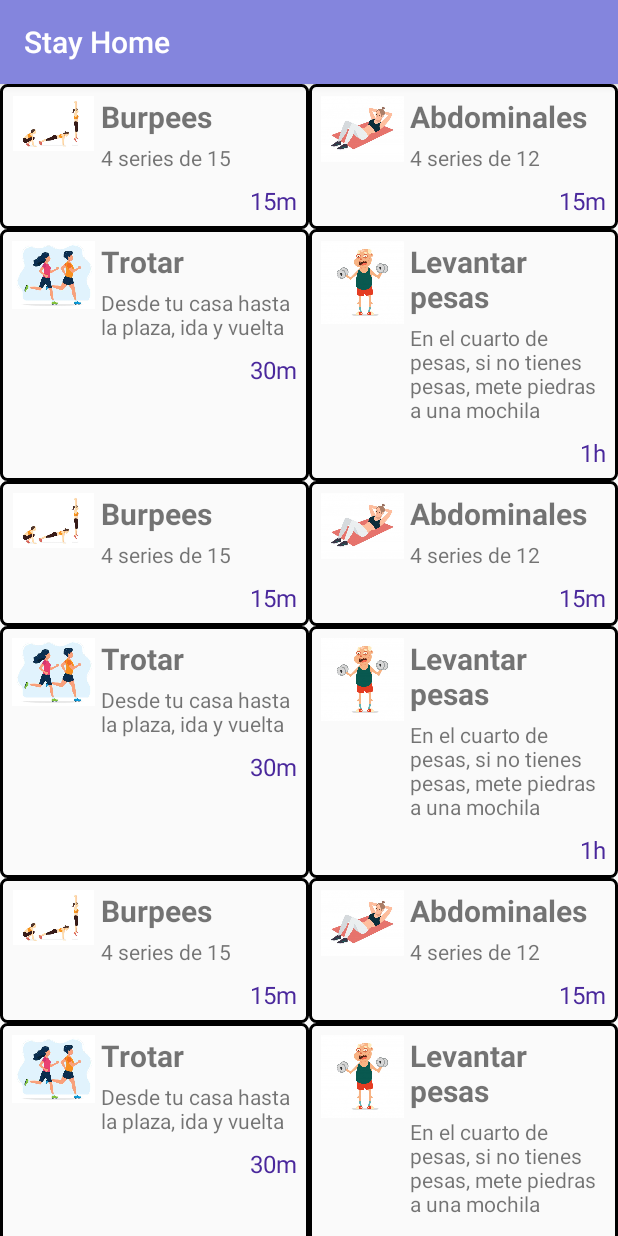
After one commit to andres-vasquez-coderoad-com/progra3-2020, an Android app: the RecyclerViewActivity screen opened directly, with no data from a screen before it, on a phone screen of 412 x 824 dp. The commit adds this screen. Run offline under Robolectric (Android 15) with nearby library versions, the phone set to English and light mode, and no system bars; Roboto replaces fonts that are not available here.

Commit message:
Clase 18-06 Recycler.

```diff
--- a/app/build.gradle
+++ b/app/build.gradle
@@ -34,4 +34,5 @@ dependencies {
 
     //New libraries
     implementation 'com.google.code.gson:gson:2.8.6'
+    implementation 'androidx.recyclerview:recyclerview:1.1.0'
 }
--- a/app/src/main/AndroidManifest.xml
+++ b/app/src/main/AndroidManifest.xml
@@ -12,9 +12,8 @@
         android:roundIcon="@drawable/ic_access_time_black_24dp"
         android:supportsRtl="true"
         android:theme="@style/AppTheme">
-        <activity android:name=".MenuActivity">
-
-        </activity>
+        <activity android:name=".RecyclerViewActivity"></activity>
+        <activity android:name=".MenuActivity"></activity>
         <activity android:name=".LoginActivity">
             <intent-filter>
                 <action android:name="android.intent.action.MAIN" />
@@ -23,8 +22,7 @@
         </activity>
         <activity
             android:name=".MainActivity"
-            android:screenOrientation="fullSensor"></activity>
-
+            android:screenOrientation="fullSensor" />
         <activity
             android:name=".RegisterActivity"
             android:screenOrientation="fullSensor" />
--- a/app/src/main/java/com/andresvasquez/holamundoenclases/MenuActivity.java
+++ b/app/src/main/java/com/andresvasquez/holamundoenclases/MenuActivity.java
@@ -43,10 +43,6 @@ public class MenuActivity extends AppCompatActivity {
         receiveValues();
         initViews();
         addEvents();
-        fillQuarantineTasks();
-        fillQuarantineTasks();
-        fillQuarantineTasks();
-        fillQuarantineTasks();
         fillQuarantineTasks();
     }
 
@@ -128,12 +124,23 @@ public class MenuActivity extends AppCompatActivity {
             @Override
             public void onItemClick(AdapterView<?> adapterView, View view, int position, long id) {
                 QuarantineTask task = items.get(position);
-                Log.e("onItemClick", task.getName());
+                items.clear();
+                fillFitnessTasks();
+                adapter.notifyDataSetChanged();
             }
         });
     }
 
     private void fillQuarantineTasks() {
+        items.add(new QuarantineTask(items.size(), "Deportes",
+                "30m - 1h", "Ejercitate desde casa", R.drawable.fitness));
+        items.add(new QuarantineTask(items.size(), "Cocina",
+                "1h - 1h30m", "Aprende las mejores recetas", R.drawable.arbol));
+        items.add(new QuarantineTask(items.size(), "Aprender",
+                "30m - 45m", "Toma cursos en línea", R.drawable.arbol));
+    }
+
+    private void fillFitnessTasks() {
         items.add(new QuarantineTask(items.size(), "Trotar",
                 "30m", "Desde tu casa hasta la plaza, ida y vuelta", R.drawable.running));
         items.add(new QuarantineTask(items.size(), "Levantar pesas",
--- /dev/null
+++ b/app/src/main/java/com/andresvasquez/holamundoenclases/RecyclerViewActivity.java
@@ -0,0 +1,77 @@
+package com.andresvasquez.holamundoenclases;
+
+import androidx.appcompat.app.AppCompatActivity;
+import androidx.recyclerview.widget.GridLayoutManager;
+import androidx.recyclerview.widget.LinearLayoutManager;
+import androidx.recyclerview.widget.RecyclerView;
+import androidx.recyclerview.widget.StaggeredGridLayoutManager;
+
+import android.content.Context;
+import android.os.Bundle;
+import android.util.Log;
+import android.widget.Toast;
+
+import com.andresvasquez.holamundoenclases.adapter.TaskRecyclerViewAdapter;
+import com.andresvasquez.holamundoenclases.callback.QuarantineClickCallback;
+import com.andresvasquez.holamundoenclases.model.QuarantineTask;
+
+import java.util.ArrayList;
+import java.util.List;
+
+public class RecyclerViewActivity extends AppCompatActivity {
+    public static String LOG = RecyclerViewActivity.class.getName();
+
+    private Context context;
+    private List<QuarantineTask> items = new ArrayList<>();
+
+    private RecyclerView tasksRecyclerView;
+    private TaskRecyclerViewAdapter adapter;
+
+    @Override
+    protected void onCreate(Bundle savedInstanceState) {
+        super.onCreate(savedInstanceState);
+        context = this;
+        setContentView(R.layout.activity_recycler_view);
+
+        initViews();
+        addEvents();
+        fillQuarantineTasks();
+        fillQuarantineTasks();
+        fillQuarantineTasks();
+    }
+
+    private void initViews() {
+        tasksRecyclerView = findViewById(R.id.tasksRecyclerView);
+        adapter = new TaskRecyclerViewAdapter(context, items);
+        tasksRecyclerView.setAdapter(adapter);
+        //tasksRecyclerView.setLayoutManager(new LinearLayoutManager(context));
+        tasksRecyclerView.setLayoutManager(new GridLayoutManager(context, 2));
+        /*tasksRecyclerView.setLayoutManager(new StaggeredGridLayoutManager(2,
+                StaggeredGridLayoutManager.VERTICAL));*/
+    }
+
+    private void addEvents() {
+        adapter.setCallback(new QuarantineClickCallback() {
+            @Override
+            public void onTaskClicked(QuarantineTask task) {
+                Log.e("onTaskClicked", task.getName());
+                Toast.makeText(context, "Tarea: " + task.getName(), Toast.LENGTH_SHORT).show();
+            }
+        });
+    }
+
+    private void fillQuarantineTasks() {
+        items.add(new QuarantineTask(items.size(), "Burpees",
+                "15m",
+                "4 series de 15", R.drawable.burpees));
+        items.add(new QuarantineTask(items.size(), "Abdominales",
+                "15m",
+                "4 series de 12", R.drawable.abs));
+        items.add(new QuarantineTask(items.size(), "Trotar",
+                "30m", "Desde tu casa hasta la plaza, ida y vuelta", R.drawable.running));
+        items.add(new QuarantineTask(items.size(), "Levantar pesas",
+                "1h",
+                "En el cuarto de pesas, si no tienes pesas, mete piedras a una mochila",
+                R.drawable.pesas));
+    }
+}
--- /dev/null
+++ b/app/src/main/java/com/andresvasquez/holamundoenclases/adapter/TaskRecyclerViewAdapter.java
@@ -0,0 +1,62 @@
+package com.andresvasquez.holamundoenclases.adapter;
+
+import android.content.Context;
+import android.view.LayoutInflater;
+import android.view.View;
+import android.view.ViewGroup;
+
+import androidx.annotation.NonNull;
+import androidx.recyclerview.widget.RecyclerView;
+
+import com.andresvasquez.holamundoenclases.R;
+import com.andresvasquez.holamundoenclases.callback.QuarantineClickCallback;
+import com.andresvasquez.holamundoenclases.model.QuarantineTask;
+
+import java.util.List;
+
+public class TaskRecyclerViewAdapter extends RecyclerView.Adapter<TaskViewHolder> {
+    private Context context;
+    private List<QuarantineTask> items;
+    private LayoutInflater inflater;
+    private QuarantineClickCallback callback;
+
+    public TaskRecyclerViewAdapter(Context context, List<QuarantineTask> items) {
+        this.context = context;
+        this.items = items;
+        this.inflater = LayoutInflater.from(context);
+    }
+
+    @NonNull
+    @Override
+    public TaskViewHolder onCreateViewHolder(@NonNull ViewGroup parent, int viewType) {
+        View itemView = this.inflater.inflate(R.layout.quantine_task_layout, null);
+        return new TaskViewHolder(itemView);
+    }
+
+    @Override
+    public void onBindViewHolder(@NonNull TaskViewHolder holder, int position) {
+        final QuarantineTask task = this.items.get(position);
+        holder.nameTextView.setText(task.getName());
+        holder.detailsTextView.setText(task.getDetails());
+        holder.durationTextView.setText(task.getDuration());
+        holder.iconImageView.setImageResource(task.getImage());
+
+        holder.parentLinearLayout.setOnClickListener(new View.OnClickListener() {
+            @Override
+            public void onClick(View view) {
+                if (callback != null) {
+                    callback.onTaskClicked(task);
+                }
+            }
+        });
+    }
+
+    @Override
+    public int getItemCount() {
+        return this.items.size();
+    }
+
+    public void setCallback(QuarantineClickCallback callback) {
+        this.callback = callback;
+    }
+}
--- /dev/null
+++ b/app/src/main/java/com/andresvasquez/holamundoenclases/adapter/TaskViewHolder.java
@@ -0,0 +1,29 @@
+package com.andresvasquez.holamundoenclases.adapter;
+
+import android.view.View;
+import android.widget.ImageView;
+import android.widget.LinearLayout;
+import android.widget.TextView;
+
+import androidx.annotation.NonNull;
+import androidx.recyclerview.widget.RecyclerView;
+
+import com.andresvasquez.holamundoenclases.R;
+
+public class TaskViewHolder extends RecyclerView.ViewHolder {
+
+    public LinearLayout parentLinearLayout;
+    public TextView nameTextView;
+    public TextView detailsTextView;
+    public TextView durationTextView;
+    public ImageView iconImageView;
+
+    public TaskViewHolder(@NonNull View itemView) {
+        super(itemView);
+        parentLinearLayout = itemView.findViewById(R.id.parentLinearLayout);
+        nameTextView = itemView.findViewById(R.id.nameTextView);
+        detailsTextView = itemView.findViewById(R.id.detailsTextView);
+        durationTextView = itemView.findViewById(R.id.durationTextView);
+        iconImageView = itemView.findViewById(R.id.iconImageView);
+    }
+}
--- /dev/null
+++ b/app/src/main/java/com/andresvasquez/holamundoenclases/callback/QuarantineClickCallback.java
@@ -0,0 +1,7 @@
+package com.andresvasquez.holamundoenclases.callback;
+
+import com.andresvasquez.holamundoenclases.model.QuarantineTask;
+
+public interface QuarantineClickCallback {
+    void onTaskClicked(QuarantineTask task);
+}
--- /dev/null
+++ b/app/src/main/res/layout/activity_recycler_view.xml
@@ -0,0 +1,14 @@
+<?xml version="1.0" encoding="utf-8"?>
+<LinearLayout xmlns:android="http://schemas.android.com/apk/res/android"
+    xmlns:app="http://schemas.android.com/apk/res-auto"
+    xmlns:tools="http://schemas.android.com/tools"
+    android:layout_width="match_parent"
+    android:layout_height="match_parent"
+    android:orientation="vertical"
+    tools:context=".RecyclerViewActivity">
+
+    <androidx.recyclerview.widget.RecyclerView
+        android:id="@+id/tasksRecyclerView"
+        android:layout_width="match_parent"
+        android:layout_height="match_parent" />
+</LinearLayout>
--- a/app/src/main/res/layout/quantine_task_layout.xml
+++ b/app/src/main/res/layout/quantine_task_layout.xml
@@ -1,9 +1,10 @@
 <?xml version="1.0" encoding="utf-8"?>
 <LinearLayout xmlns:android="http://schemas.android.com/apk/res/android"
     xmlns:tools="http://schemas.android.com/tools"
+    android:id="@+id/parentLinearLayout"
     android:layout_width="match_parent"
     android:layout_height="match_parent"
-    android:background="@android:color/white"
+    android:background="@drawable/style_border"
     android:orientation="horizontal"
     android:padding="8dp">
 
```
